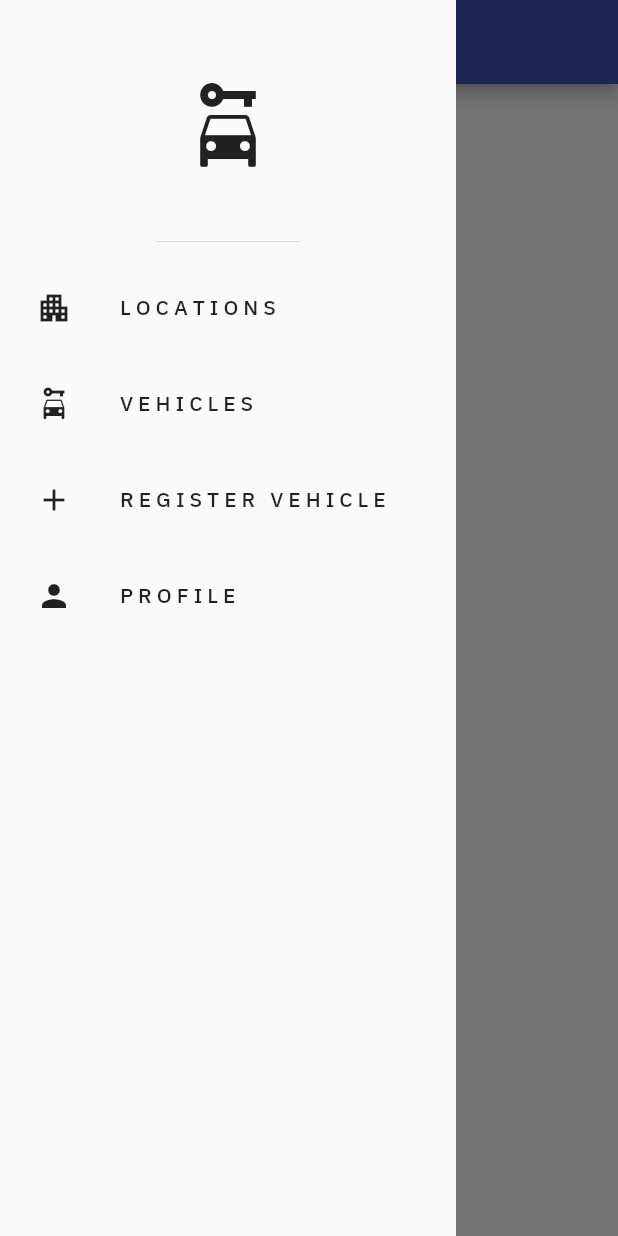
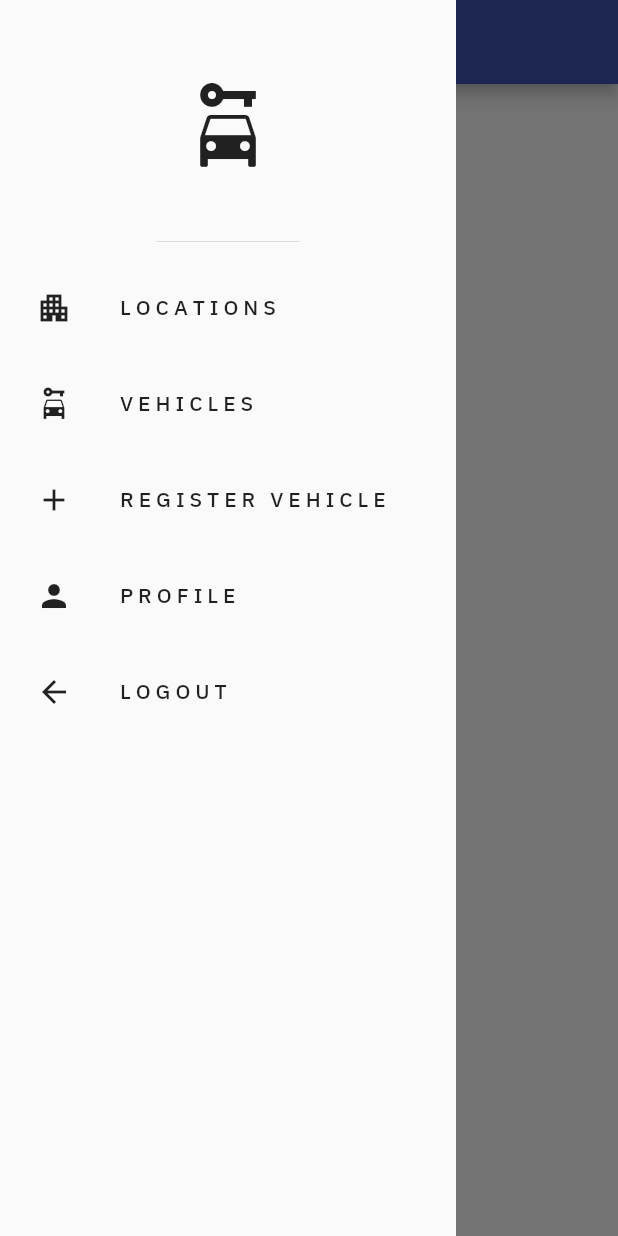
Before and after one commit to bmclachlin1/Parky, a Flutter app: the TabletScaffold screen opened directly, with the side drawer open, on a phone screen of 412 x 824 dp. Run offline on Flutter 3.47's test engine with Material 2 defaults, Android fonts, the phone set to English and light mode, and no system bars; our stand-ins replace cloud_firestore, equatable, firebase_auth, firebase_core, flutter_dotenv, google_fonts and 1 more; missing offline and left inert: firebase_ui_auth, firebase_ui_oauth_google; accounts and stored records are empty; generated files the repository leaves out were written again.

Commit message:
Add a logout option

```diff
--- a/lib/components/drawer.dart
+++ b/lib/components/drawer.dart
@@ -1,3 +1,4 @@
+import 'package:firebase_auth/firebase_auth.dart';
 import 'package:flutter/material.dart';
 
 class ParkyDrawer extends StatelessWidget {
@@ -68,6 +69,20 @@ class ParkyDrawer extends StatelessWidget {
               ),
             ),
           ),
+          Padding(
+            padding: tilePadding,
+            child: ListTile(
+              onTap: () async {
+                Navigator.of(context).pushNamed('/');
+                await FirebaseAuth.instance.signOut();
+              },
+              leading: Icon(Icons.arrow_back, color: iconColorTheme),
+              title: Text(
+                'L O G O U T',
+                style: textTheme,
+              ),
+            ),
+          ),
         ],
       ),
     );
```
